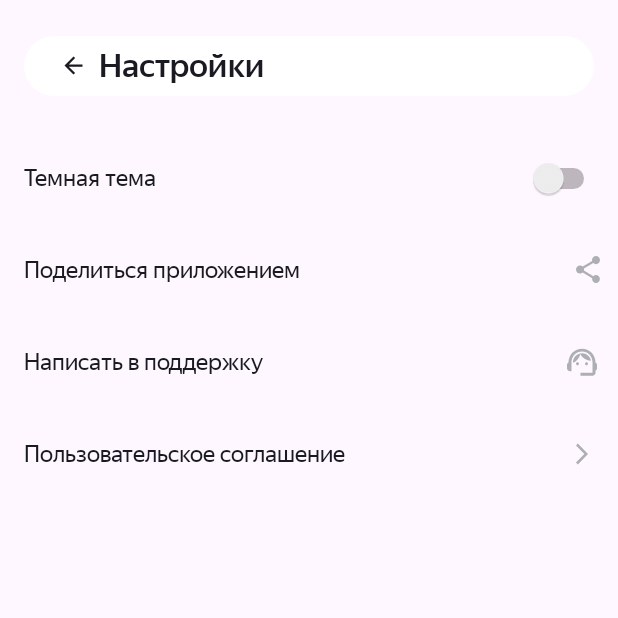
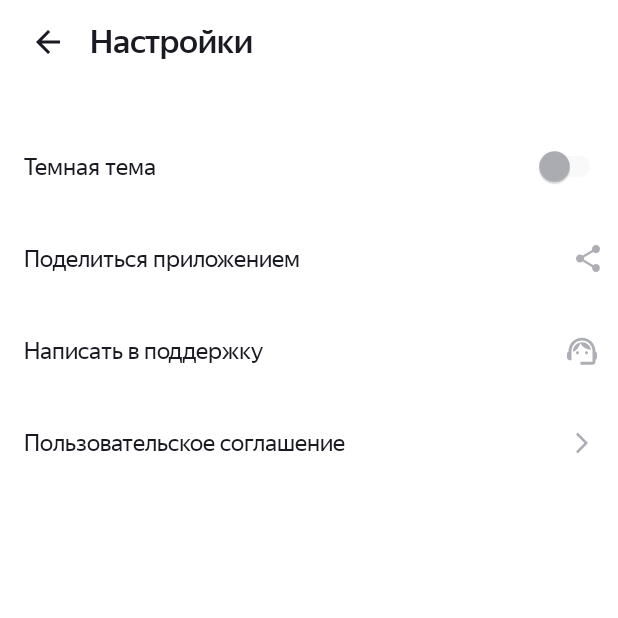
Before and after one commit to ntqogly/PlaylistMaker, an Android app: the SettingsActivity screen opened directly, with no data from a screen before it, on a phone screen of 412 x 824 dp, the top half of it. Run offline under Robolectric (Android 15) with nearby library versions, the phone set to English and light mode, and no system bars.

Commit message:
Sprint 13. backup

```diff
--- a/app/src/main/res/layout/activity_settings.xml
+++ b/app/src/main/res/layout/activity_settings.xml
@@ -10,21 +10,44 @@
     <LinearLayout
         android:layout_width="match_parent"
         android:layout_height="56dp"
-        android:layout_margin="16dp"
-        android:gravity="center_vertical"
-        android:orientation="horizontal">
+        android:orientation="horizontal"
+        tools:ignore="UseCompoundDrawables">
 
-        <Button
+        <ImageView
             android:id="@+id/back_button_from_settings"
-            style="@style/header_button_style"
+            style="@style/settings_arrow_style"
+            android:layout_width="wrap_content"
+            android:layout_height="wrap_content"
+            android:layout_gravity="center"
+            android:layout_marginVertical="4dp"
+            android:layout_marginStart="20dp"
+            android:layout_weight="0"
+            android:foreground="?attr/selectableItemBackground"
+            android:src="@drawable/ic_arrow_back" />
+
+        <TextView
+            style="@style/header_text_style"
+            android:layout_width="wrap_content"
+            android:layout_height="wrap_content"
+            android:layout_gravity="center"
+            android:layout_marginStart="16dp"
+            android:layout_weight="1"
+            android:fontFamily="@font/ys_display_medium"
             android:text="@string/button_settings"
-            app:icon="@drawable/ic_arrow_back" />
+            android:textFontWeight="500"
+            android:textSize="22sp" />
     </LinearLayout>
 
     <Switch
         android:id="@+id/switch_theme"
-        style="@style/settings_layout_text_style"
-        android:fontFamily="@font/ys_display_regular"
+        style="@style/theme_switcher_style"
+        android:layout_width="match_parent"
+        android:layout_height="wrap_content"
+        android:layout_marginTop="24dp"
+        android:foreground="?attr/selectableItemBackground"
+        android:paddingVertical="21dp"
+        android:paddingStart="16dp"
+        android:paddingEnd="8dp"
         android:text="@string/switcher_settingsLayout"
         tools:ignore="UseSwitchCompatOrMaterialXml" />
 
--- a/app/src/main/res/values-night/styles.xml
+++ b/app/src/main/res/values-night/styles.xml
@@ -154,6 +154,29 @@
         <item name="android:textColor">@color/black</item>
     </style>
 
+    <style name="header_text_style">
+        <item name="android:textColor">@color/white</item>
+    </style>
+
+    <style name="settings_arrow_style">
+        <item name="android:tint">@color/white</item>
+    </style>
+
+    <style name="theme_switcher_style">
+        <item name="android:textFontWeight">400</item>
+        <item name="android:textColor">@color/white</item>
+
+        <item name="backgroundTint">@color/white</item>
+        <item name="colorControlActivated">@color/mainLayout_background</item>
+        <item name="android:thumbTint">@color/mainLayout_background</item>
+        <item name="android:trackTint">@color/blue</item>
+
+        <item name="android:fontFamily">@font/ys_display_regular</item>
+        <item name="android:textSize">@dimen/layout_settings_text_size</item>
+        <item name="android:letterSpacing">0</item>
+        <item name="android:textAllCaps">false</item>
+    </style>
+
     <style name="player_track_name_style">
         <item name="android:textColor">@color/white</item>
     </style>
--- a/app/src/main/res/values/colors.xml
+++ b/app/src/main/res/values/colors.xml
@@ -3,6 +3,7 @@
     <color name="black">#1A1B22</color>
     <color name="white">#FFFFFFFF</color>
     <color name="mainLayout_background">#3772E7</color>
+    <color name="blue">#9FBBF3</color>
     <color name="grey">#E6E8EB</color>
     <color name="empty">#00FFFFFF</color>
     <color name="et_hint_back_color">#AEAFB4</color>
--- a/app/src/main/res/values/styles.xml
+++ b/app/src/main/res/values/styles.xml
@@ -16,6 +16,28 @@
 
     <style name="search_layout_lupa">
         <item name="tint">@color/grey_text</item>
+    </style>
+
+    <style name="header_text_style">
+        <item name="android:textColor">@color/black</item>
+    </style>
+
+    <style name="settings_arrow_style">
+        <item name="android:tint">@color/black</item>
+    </style>
+
+    <style name="theme_switcher_style">
+        <item name="android:textFontWeight">400</item>
+        <item name="android:textColor">@color/black</item>
+        <item name="backgroundTint">@color/grey_text</item>
+        <item name="colorControlActivated">@color/mainLayout_background</item>
+        <item name="android:thumbTint">@color/grey_text</item>
+        <item name="android:trackTint">@color/grey</item>
+
+        <item name="android:fontFamily">@font/ys_display_regular</item>
+        <item name="android:textSize">@dimen/layout_settings_text_size</item>
+        <item name="android:letterSpacing">0</item>
+        <item name="android:textAllCaps">false</item>
     </style>
 
     <style name="main_buttons_style" parent="Widget.MaterialComponents.Button.UnelevatedButton">
--- a/app/src/main/res/values/themes.xml
+++ b/app/src/main/res/values/themes.xml
@@ -2,6 +2,7 @@
     <!-- Base application theme. -->
     <style name="Base.Theme.PlaylistMaker" parent="Theme.Material3.DayNight.NoActionBar">
         <!-- Customize your light theme here. -->
+        <item name="android:colorBackground">#FFFFFF</item>
         <!-- <item name="colorPrimary">@color/my_light_primary</item> -->
     </style>
 
```
Also changed, not shown: app/src/main/java/com/example/playlistmaker/SearchActivity.kt (+9 -0 lines), app/src/main/java/com/example/playlistmaker/SearchHistory.kt (line endings or trailing spaces), app/src/main/java/com/example/playlistmaker/TrackAdapter.kt (line endings or trailing spaces).
